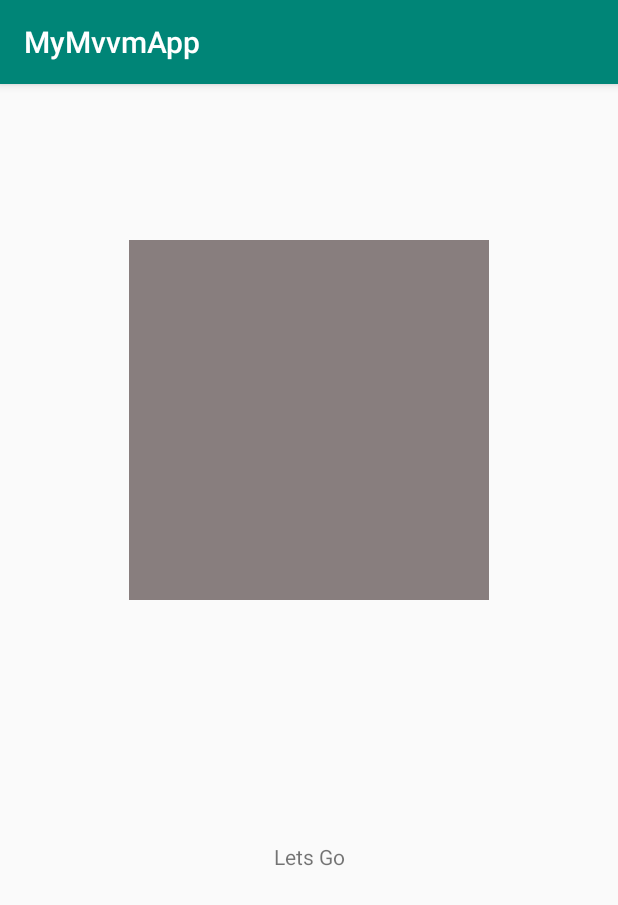
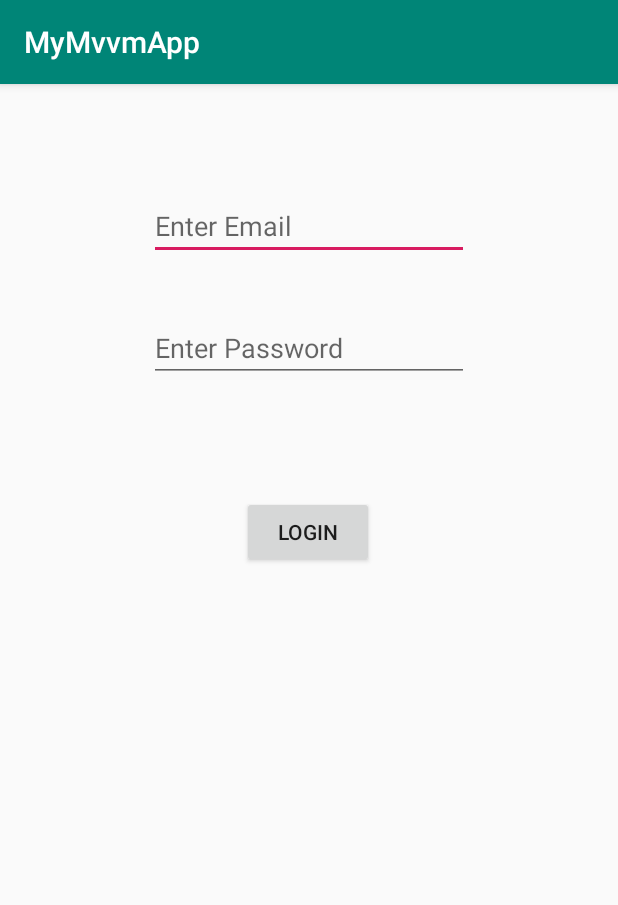
Before and after one commit to Dhanraj-bidchat/MyMvvmApp, an Android app: the screen it shows after launch (SplashActivity before the commit, LoginActivity after it), on a phone screen of 412 x 824 dp. Shown: the top 905 px of the screen. Run offline under Robolectric (Android 15) with nearby library versions, the phone set to English and light mode, and no system bars.

Commit message:
-login and home screen added

```diff
--- a/app/src/main/AndroidManifest.xml
+++ b/app/src/main/AndroidManifest.xml
@@ -2,11 +2,11 @@
 <manifest xmlns:android="http://schemas.android.com/apk/res/android"
     package="com.dhanraj.mymvvmapp">
 
-    <uses-permission android:name="android.permission.INTERNET"/>
+    <uses-permission android:name="android.permission.INTERNET" />
 
     <application
+        android:name=".MyMvvmApp"
         android:allowBackup="true"
-        android:name=".MyMvvmApp"
         android:icon="@mipmap/ic_launcher"
         android:label="@string/app_name"
         android:roundIcon="@mipmap/ic_launcher_round"
@@ -19,6 +19,8 @@
                 <category android:name="android.intent.category.LAUNCHER" />
             </intent-filter>
         </activity>
+        <activity android:name=".ui.login.LoginActivity" />
+        <activity android:name=".ui.home.HomeActivity"></activity>
     </application>
 
 </manifest>
--- a/app/src/main/java/com/dhanraj/mymvvmapp/ui/home/HomeActivity.java
+++ b/app/src/main/java/com/dhanraj/mymvvmapp/ui/home/HomeActivity.java
@@ -2,6 +2,8 @@ package com.dhanraj.mymvvmapp.ui.home;
 
 import android.support.v7.app.AppCompatActivity;
 import android.os.Bundle;
+
+import com.dhanraj.mymvvmapp.R;
 
 public class HomeActivity extends AppCompatActivity {
 
--- a/app/src/main/java/com/dhanraj/mymvvmapp/ui/login/LoginActivity.java
+++ b/app/src/main/java/com/dhanraj/mymvvmapp/ui/login/LoginActivity.java
@@ -2,6 +2,8 @@ package com.dhanraj.mymvvmapp.ui.login;
 
 import android.support.v7.app.AppCompatActivity;
 import android.os.Bundle;
+
+import com.dhanraj.mymvvmapp.R;
 
 public class LoginActivity extends AppCompatActivity {
 
--- a/app/src/main/java/com/dhanraj/mymvvmapp/ui/splash/SplashActivity.java
+++ b/app/src/main/java/com/dhanraj/mymvvmapp/ui/splash/SplashActivity.java
@@ -1,5 +1,6 @@
 package com.dhanraj.mymvvmapp.ui.splash;
 
+import android.content.Intent;
 import android.databinding.DataBindingUtil;
 import android.os.Handler;
 import android.support.v7.app.AppCompatActivity;
@@ -8,6 +9,7 @@ import android.widget.Toast;
 
 import com.dhanraj.mymvvmapp.R;
 import com.dhanraj.mymvvmapp.databinding.ActivitySplashBinding;
+import com.dhanraj.mymvvmapp.ui.login.LoginActivity;
 
 public class SplashActivity extends AppCompatActivity {
 
@@ -29,7 +31,8 @@ public class SplashActivity extends AppCompatActivity {
         handler.postDelayed(new Runnable() {
             @Override
             public void run() {
-                Toast.makeText(SplashActivity.this, "welcome", Toast.LENGTH_SHORT).show();
+                Intent intent = new Intent(SplashActivity.this, LoginActivity.class);
+                startActivity(intent);
             }
         }, 700);
 
--- a/app/src/main/res/layout/activity_home.xml
+++ b/app/src/main/res/layout/activity_home.xml
@@ -1,8 +1,7 @@
 <?xml version="1.0" encoding="utf-8"?>
-<android.support.constraint.ConstraintLayout
-    xmlns:android="http://schemas.android.com/apk/res/android"
+<android.support.constraint.ConstraintLayout xmlns:android="http://schemas.android.com/apk/res/android"
+    xmlns:app="http://schemas.android.com/apk/res-auto"
     xmlns:tools="http://schemas.android.com/tools"
-    xmlns:app="http://schemas.android.com/apk/res-auto"
     android:layout_width="match_parent"
     android:layout_height="match_parent"
     tools:context=".ui.home.HomeActivity">
--- a/app/src/main/res/layout/activity_login.xml
+++ b/app/src/main/res/layout/activity_login.xml
@@ -1,10 +1,46 @@
 <?xml version="1.0" encoding="utf-8"?>
-<android.support.constraint.ConstraintLayout
-    xmlns:android="http://schemas.android.com/apk/res/android"
+<android.support.constraint.ConstraintLayout xmlns:android="http://schemas.android.com/apk/res/android"
+    xmlns:app="http://schemas.android.com/apk/res-auto"
     xmlns:tools="http://schemas.android.com/tools"
-    xmlns:app="http://schemas.android.com/apk/res-auto"
     android:layout_width="match_parent"
     android:layout_height="match_parent"
     tools:context=".ui.login.LoginActivity">
 
+    <EditText
+        android:id="@+id/editText"
+        android:layout_width="wrap_content"
+        android:layout_height="wrap_content"
+        android:layout_marginStart="8dp"
+        android:layout_marginTop="72dp"
+        android:layout_marginEnd="8dp"
+        android:ems="10"
+        android:hint="Enter Email"
+        android:inputType="textEmailAddress"
+        app:layout_constraintEnd_toEndOf="parent"
+        app:layout_constraintStart_toStartOf="parent"
+        app:layout_constraintTop_toTopOf="parent" />
+
+    <EditText
+        android:id="@+id/editText2"
+        android:layout_width="wrap_content"
+        android:layout_height="wrap_content"
+        android:layout_marginTop="36dp"
+        android:ems="10"
+        android:hint="Enter Password"
+        android:inputType="textPassword"
+        app:layout_constraintEnd_toEndOf="@+id/editText"
+        app:layout_constraintHorizontal_bias="0.0"
+        app:layout_constraintStart_toStartOf="@+id/editText"
+        app:layout_constraintTop_toBottomOf="@+id/editText" />
+
+    <Button
+        android:id="@+id/button"
+        android:layout_width="wrap_content"
+        android:layout_height="wrap_content"
+        android:layout_marginTop="76dp"
+        android:text="Login"
+        app:layout_constraintEnd_toEndOf="@+id/editText2"
+        app:layout_constraintHorizontal_bias="0.496"
+        app:layout_constraintStart_toStartOf="@+id/editText2"
+        app:layout_constraintTop_toBottomOf="@+id/editText2" />
 </android.support.constraint.ConstraintLayout>
```
